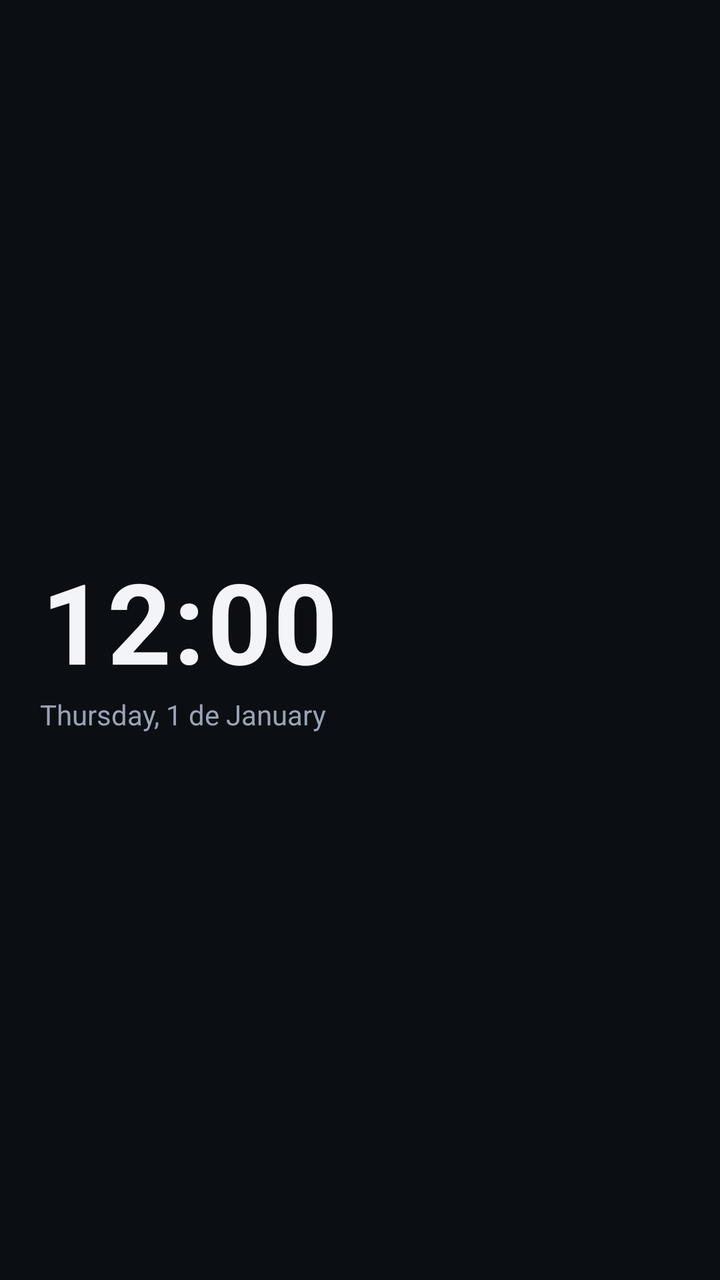
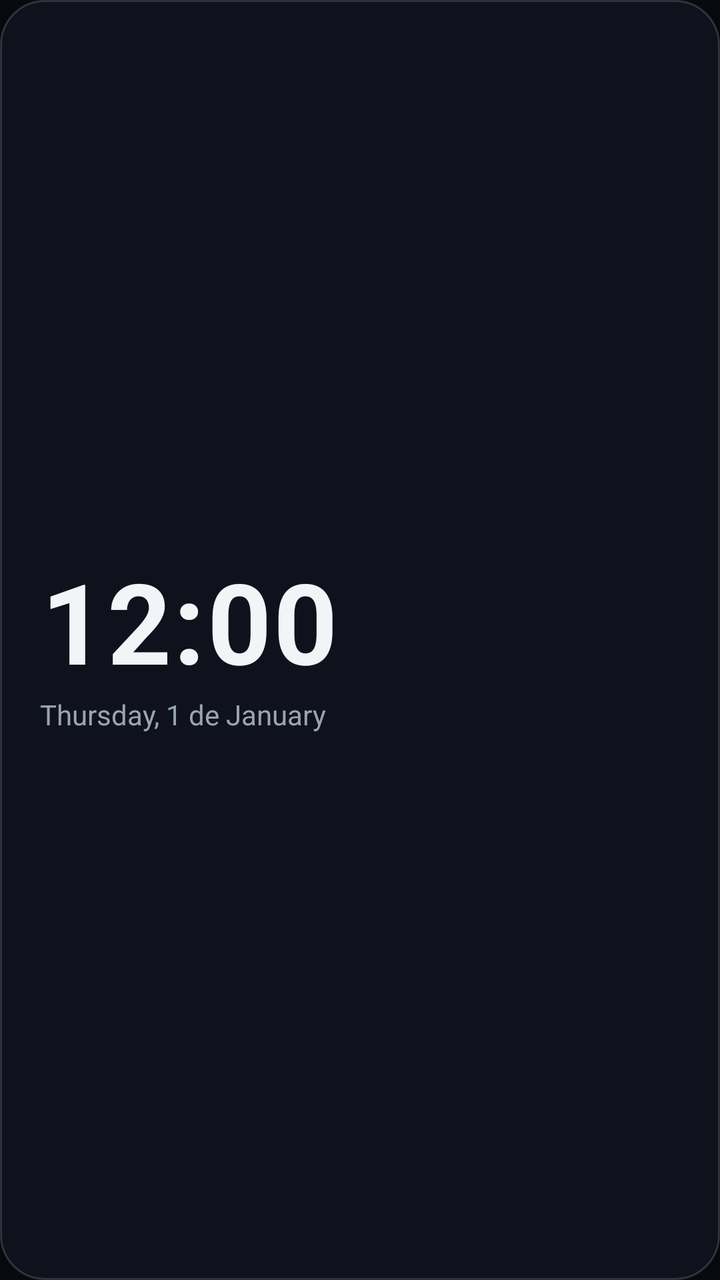

Screens rendered from an Android XML layout before and after an edit, with the pre-edit source and the edit as a unified diff.
<!-- AndroidManifest.xml: application theme Theme.ImfinixLook -->
<!-- res/layout/widget_clock.xml -->
<?xml version="1.0" encoding="utf-8"?>
<LinearLayout xmlns:android="http://schemas.android.com/apk/res/android"
    android:layout_width="match_parent"
    android:layout_height="match_parent"
    android:orientation="vertical"
    android:gravity="center_vertical"
    android:paddingStart="20dp"
    android:paddingEnd="20dp"
    android:background="#F20B0E14">

    <TextClock
        android:id="@+id/widget_time"
        android:layout_width="wrap_content"
        android:layout_height="wrap_content"
        android:format12Hour="hh:mm"
        android:format24Hour="HH:mm"
        android:textSize="56sp"
        android:textStyle="bold"
        android:textColor="#F2F4F8"
        android:letterSpacing="0.02" />

    <TextClock
        android:id="@+id/widget_date"
        android:layout_width="wrap_content"
        android:layout_height="wrap_content"
        android:format12Hour="EEEE, d 'de' MMMM"
        android:format24Hour="EEEE, d 'de' MMMM"
        android:textSize="14sp"
        android:textColor="#9AA3B2" />
</LinearLayout>
<!-- resources referenced by this layout -->
<resources>
  <style name="Theme.ImfinixLook" parent="android:Theme.Material.NoActionBar">
          <item name="android:windowBackground">@color/bg</item>
          <item name="android:statusBarColor">@color/bg</item>
          <item name="android:navigationBarColor">@color/bg</item>
          <item name="android:windowLightStatusBar">false</item>
          <item name="android:colorAccent">@color/accent</item>
      </style>
  <color name="bg">#FF0B0E14</color>
  <color name="accent">#FF6C8CFF</color>
</resources>

<!-- the commit's change to res/layout/widget_clock.xml (unified diff, before → after) -->
@@ -6,7 +6,7 @@
     android:gravity="center_vertical"
     android:paddingStart="20dp"
     android:paddingEnd="20dp"
-    android:background="#F20B0E14">
+    android:background="@drawable/widget_bg">
 
     <TextClock
         android:id="@+id/widget_time"
<!-- resource entries referenced after the edit -->
@@ -1,5 +1,12 @@
 <!-- resources referenced by this layout -->
 <resources>
+  <!-- drawable widget_bg (drawable) -->
+  <?xml version="1.0" encoding="utf-8"?>
+  <shape xmlns:android="http://schemas.android.com/apk/res/android" android:shape="rectangle">
+      <solid android:color="#F210141D" />
+      <corners android:radius="22dp" />
+      <stroke android:width="1dp" android:color="#26FFFFFF" />
+  </shape>
   <style name="Theme.ImfinixLook" parent="android:Theme.Material.NoActionBar">
           <item name="android:windowBackground">@color/bg</item>
           <item name="android:statusBarColor">@color/bg</item>
@@ -7,7 +14,7 @@
           <item name="android:windowLightStatusBar">false</item>
           <item name="android:colorAccent">@color/accent</item>
       </style>
-  <color name="bg">#FF0B0E14</color>
+  <color name="bg">#FF07090F</color>
   <color name="accent">#FF6C8CFF</color>
 </resources>
 
